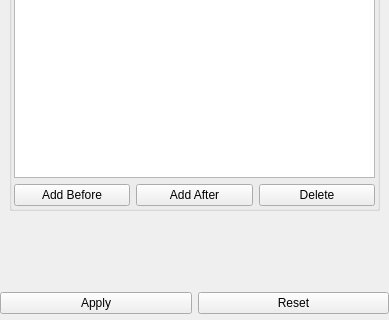
Above: Application/qInputPropertiesWidget.ui from Sprunth/RGG before the change; both pictures show x 0 to 389 and y 176 to 496 of the 389 by 496 pixel window. Below: the same form after it.
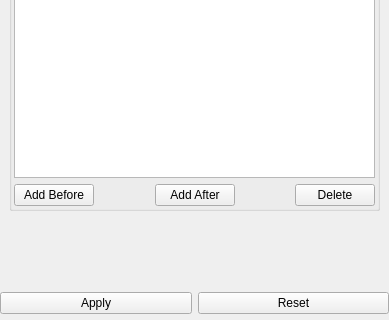
That is the form after the change. The open tabs and pages were chosen to show the change.

```diff
--- a/Application/qInputPropertiesWidget.ui
+++ b/Application/qInputPropertiesWidget.ui
@@ -573,6 +573,19 @@
               </property>
              </widget>
             </item>
+            <item>
+             <spacer name="horizontalSpacer">
+              <property name="orientation">
+               <enum>Qt::Horizontal</enum>
+              </property>
+              <property name="sizeHint" stdset="0">
+               <size>
+                <width>40</width>
+                <height>20</height>
+               </size>
+              </property>
+             </spacer>
+            </item>
             <item>
              <widget class="QPushButton" name="AddDuctMaterialAfter">
               <property name="text">
@@ -580,6 +593,19 @@
               </property>
              </widget>
             </item>
+            <item>
+             <spacer name="horizontalSpacer_2">
+              <property name="orientation">
+               <enum>Qt::Horizontal</enum>
+              </property>
+              <property name="sizeHint" stdset="0">
+               <size>
+                <width>40</width>
+                <height>20</height>
+               </size>
+              </property>
+             </spacer>
+            </item>
             <item>
              <widget class="QPushButton" name="DeleteDuctMaterial">
               <property name="text">
```
Left out of the diff: 65 changed lines with no effect on the pictures. Lines whose indentation alone changed are shown as unchanged.
